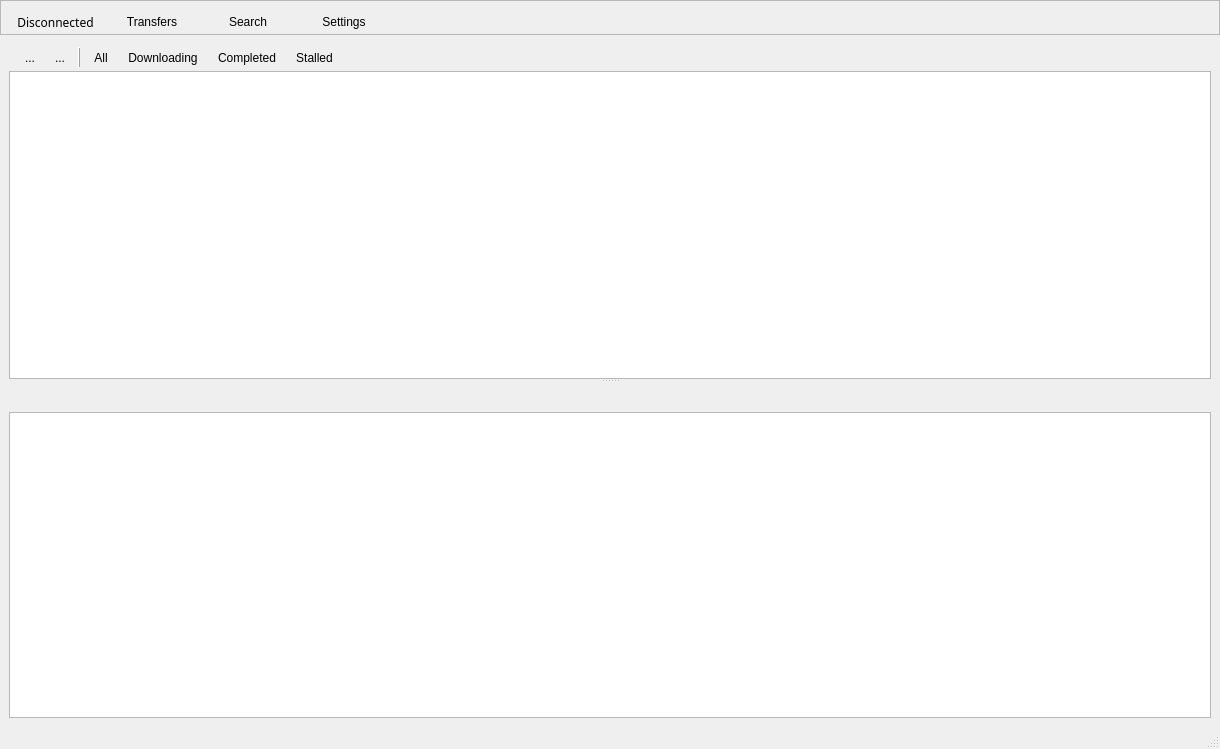
a-pavlov/qDonkey, file src/mainwindow.ui: the form before one commit.
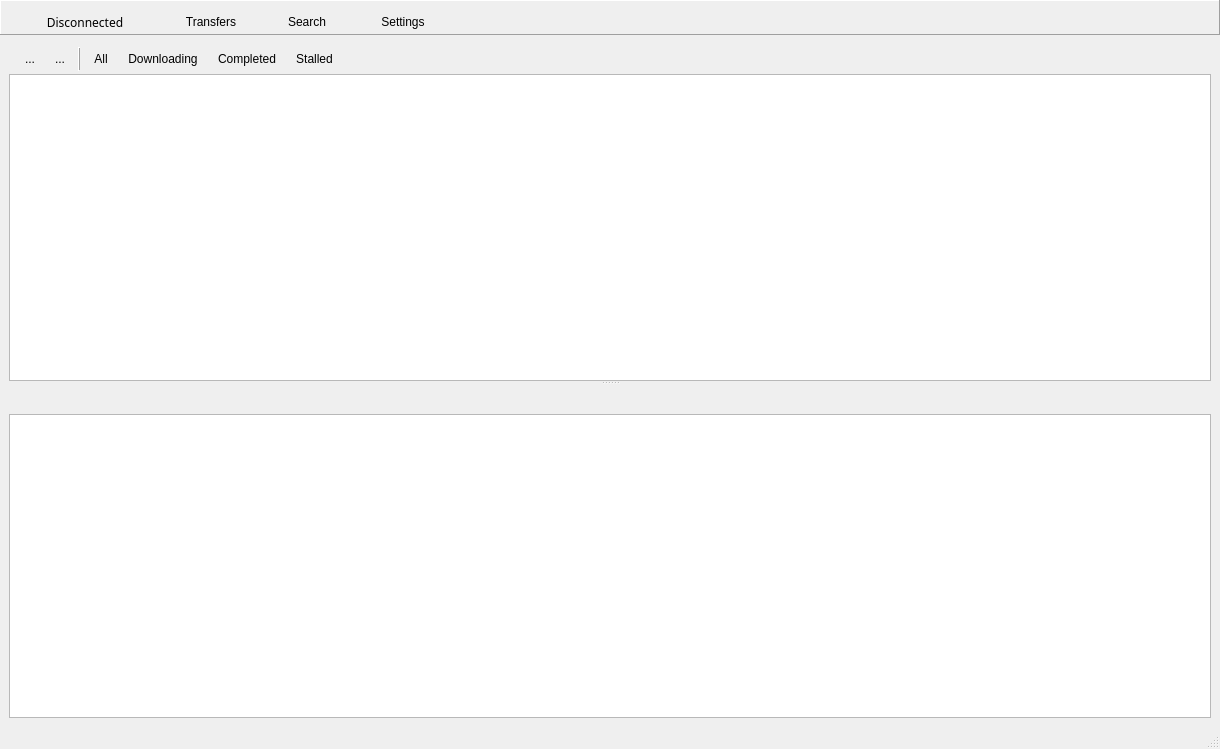
The form after the commit. Icons and pictures are not drawn.

Diff of the .ui file:
```diff
--- a/src/mainwindow.ui
+++ b/src/mainwindow.ui
@@ -45,10 +45,10 @@
        <string notr="true"/>
       </property>
       <property name="frameShape">
-       <enum>QFrame::StyledPanel</enum>
+       <enum>QFrame::Panel</enum>
       </property>
       <property name="frameShadow">
-       <enum>QFrame::Plain</enum>
+       <enum>QFrame::Raised</enum>
       </property>
       <layout class="QGridLayout" name="gridLayout">
        <property name="leftMargin">
@@ -73,13 +73,13 @@
          </property>
          <property name="minimumSize">
           <size>
-           <width>90</width>
+           <width>150</width>
            <height>0</height>
           </size>
          </property>
          <property name="maximumSize">
           <size>
-           <width>16777215</width>
+           <width>150</width>
            <height>16777215</height>
           </size>
          </property>
@@ -268,6 +268,12 @@
                </property>
                <item>
                 <widget class="QToolButton" name="startTransfersBtn_2">
+                 <property name="maximumSize">
+                  <size>
+                   <width>24</width>
+                   <height>24</height>
+                  </size>
+                 </property>
                  <property name="text">
                   <string>...</string>
                  </property>
@@ -282,6 +288,12 @@
                </item>
                <item>
                 <widget class="QToolButton" name="pauseTransfersBtn_2">
+                 <property name="maximumSize">
+                  <size>
+                   <width>24</width>
+                   <height>24</height>
+                  </size>
+                 </property>
                  <property name="text">
                   <string>...</string>
                  </property>
@@ -296,6 +308,12 @@
                </item>
                <item>
                 <widget class="QFrame" name="frame_6">
+                 <property name="maximumSize">
+                  <size>
+                   <width>16777215</width>
+                   <height>24</height>
+                  </size>
+                 </property>
                  <property name="frameShape">
                   <enum>QFrame::VLine</enum>
                  </property>
@@ -306,6 +324,12 @@
                </item>
                <item>
                 <widget class="QToolButton" name="allDownloadsBtn_2">
+                 <property name="maximumSize">
+                  <size>
+                   <width>100</width>
+                   <height>24</height>
+                  </size>
+                 </property>
                  <property name="text">
                   <string>All</string>
                  </property>
@@ -326,6 +350,18 @@
                </item>
                <item>
                 <widget class="QToolButton" name="downloadingBtn_2">
+                 <property name="minimumSize">
+                  <size>
+                   <width>24</width>
+                   <height>24</height>
+                  </size>
+                 </property>
+                 <property name="maximumSize">
+                  <size>
+                   <width>1000</width>
+                   <height>24</height>
+                  </size>
+                 </property>
                  <property name="text">
                   <string>Downloading</string>
                  </property>
@@ -346,6 +382,15 @@
                </item>
                <item>
                 <widget class="QToolButton" name="completedBtn_2">
+                 <property name="enabled">
+                  <bool>true</bool>
+                 </property>
+                 <property name="maximumSize">
+                  <size>
+                   <width>16777215</width>
+                   <height>24</height>
+                  </size>
+                 </property>
                  <property name="text">
                   <string>Completed</string>
                  </property>
@@ -366,6 +411,12 @@
                </item>
                <item>
                 <widget class="QToolButton" name="waitingBtn_2">
+                 <property name="maximumSize">
+                  <size>
+                   <width>16777215</width>
+                   <height>24</height>
+                  </size>
+                 </property>
                  <property name="text">
                   <string>Stalled</string>
                  </property>
@@ -470,6 +521,12 @@
                </property>
                <item>
                 <widget class="QToolButton" name="uploadsBtn_2">
+                 <property name="maximumSize">
+                  <size>
+                   <width>16777215</width>
+                   <height>24</height>
+                  </size>
+                 </property>
                  <property name="text">
                   <string/>
                  </property>
@@ -490,6 +547,12 @@
                </item>
                <item>
                 <widget class="QToolButton" name="downloadsBtn_2">
+                 <property name="maximumSize">
+                  <size>
+                   <width>16777215</width>
+                   <height>24</height>
+                  </size>
+                 </property>
                  <property name="text">
                   <string/>
                  </property>
```
Left out of the diff: 88 changed lines with no effect on the pictures.
